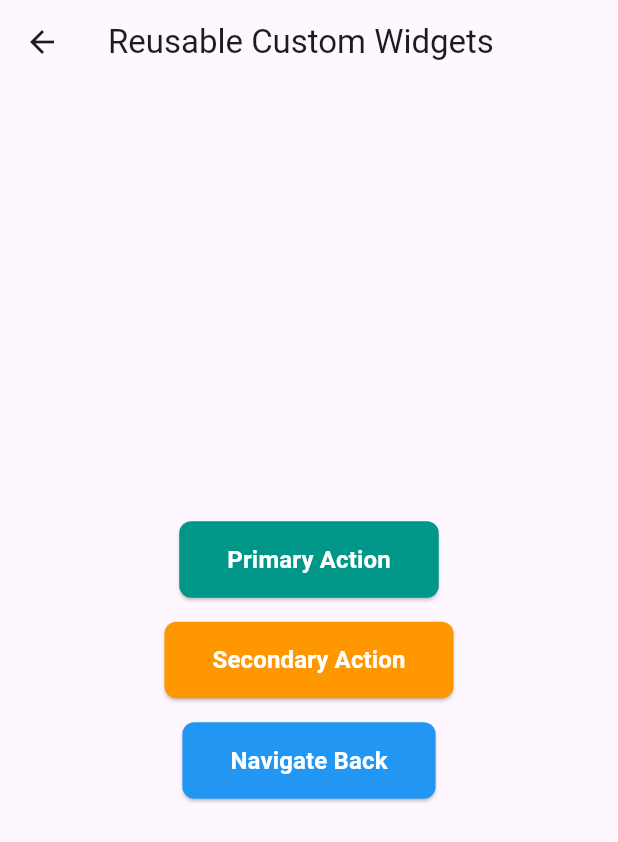
After one commit to kalviumcommunity/tracklancer, a Flutter app: the CustomWidgetDemo screen opened by its route, on a phone screen of 412 x 824 dp. The commit adds this screen. Shown: the top 842 px of the screen. Run offline on Flutter 3.47's test engine with Material 3 defaults, Android fonts, the phone set to English and light mode, and no system bars; our stand-ins replace cloud_firestore, firebase_auth, firebase_core; accounts and stored records are empty.

Commit message:
feat: add reusable CustomButton widget and demo screen
- Add CustomButton widget with label, onPressed, and optional color

- Add CustomWidgetDemo screen showing widget reuse with different props

- Register /custom-widget-demo named route in main.dart

```diff
--- a/lib/main.dart
+++ b/lib/main.dart
@@ -7,6 +7,7 @@ import 'screens/responsive_layout.dart';
 import 'screens/scrollable_views.dart';
 import 'screens/user_input_form.dart';
 import 'screens/state_management_demo.dart';
+import 'screens/custom_widget_demo.dart';
 
 void main() async {
   WidgetsFlutterBinding.ensureInitialized();
@@ -32,6 +33,7 @@ class TracklancerApp extends StatelessWidget {
         '/scrollable-views': (context) => const ScrollableViews(),
         '/user-input-form': (context) => const UserInputForm(),
         '/state-management-demo': (context) => const StateManagementDemo(),
+        '/custom-widget-demo': (context) => const CustomWidgetDemo(),
       },
     );
   }
--- /dev/null
+++ b/lib/screens/custom_widget_demo.dart
@@ -0,0 +1,62 @@
+import 'package:flutter/material.dart';
+import '../widgets/custom_button.dart';
+
+/// A demo screen showing how a single reusable widget (CustomButton) can be
+/// used multiple times with different properties, promoting modular UI design.
+class CustomWidgetDemo extends StatelessWidget {
+  const CustomWidgetDemo({super.key});
+
+  @override
+  Widget build(BuildContext context) {
+    return Scaffold(
+      appBar: AppBar(
+        title: const Text('Reusable Custom Widgets'),
+      ),
+      body: SafeArea(
+        child: Center(
+          child: Padding(
+            padding: const EdgeInsets.all(16),
+            child: Column(
+              mainAxisAlignment: MainAxisAlignment.center,
+              children: [
+                // Each CustomButton below reuses the same widget class
+                // but with different label, color, and callback properties.
+
+                CustomButton(
+                  label: 'Primary Action',
+                  onPressed: () {
+                    ScaffoldMessenger.of(context).showSnackBar(
+                      const SnackBar(content: Text('Primary Action pressed!')),
+                    );
+                  },
+                ),
+
+                const SizedBox(height: 16),
+
+                CustomButton(
+                  label: 'Secondary Action',
+                  color: Colors.orange,
+                  onPressed: () {
+                    ScaffoldMessenger.of(context).showSnackBar(
+                      const SnackBar(content: Text('Secondary Action pressed!')),
+                    );
+                  },
+                ),
+
+                const SizedBox(height: 16),
+
+                CustomButton(
+                  label: 'Navigate Back',
+                  color: Colors.blue,
+                  onPressed: () {
+                    Navigator.pop(context);
+                  },
+                ),
+              ],
+            ),
+          ),
+        ),
+      ),
+    );
+  }
+}
--- /dev/null
+++ b/lib/widgets/custom_button.dart
@@ -0,0 +1,36 @@
+import 'package:flutter/material.dart';
+
+/// A reusable button widget with consistent styling.
+/// Accepts a label, callback, and optional color to allow flexible reuse
+/// across multiple screens without duplicating layout code.
+class CustomButton extends StatelessWidget {
+  final String label;
+  final VoidCallback onPressed;
+  final Color color;
+
+  const CustomButton({
+    super.key,
+    required this.label,
+    required this.onPressed,
+    this.color = Colors.teal,
+  });
+
+  @override
+  Widget build(BuildContext context) {
+    return ElevatedButton(
+      onPressed: onPressed,
+      style: ElevatedButton.styleFrom(
+        backgroundColor: color,
+        foregroundColor: Colors.white,
+        padding: const EdgeInsets.symmetric(horizontal: 32, vertical: 14),
+        shape: RoundedRectangleBorder(
+          borderRadius: BorderRadius.circular(8),
+        ),
+      ),
+      child: Text(
+        label,
+        style: const TextStyle(fontSize: 16, fontWeight: FontWeight.w600),
+      ),
+    );
+  }
+}
```
